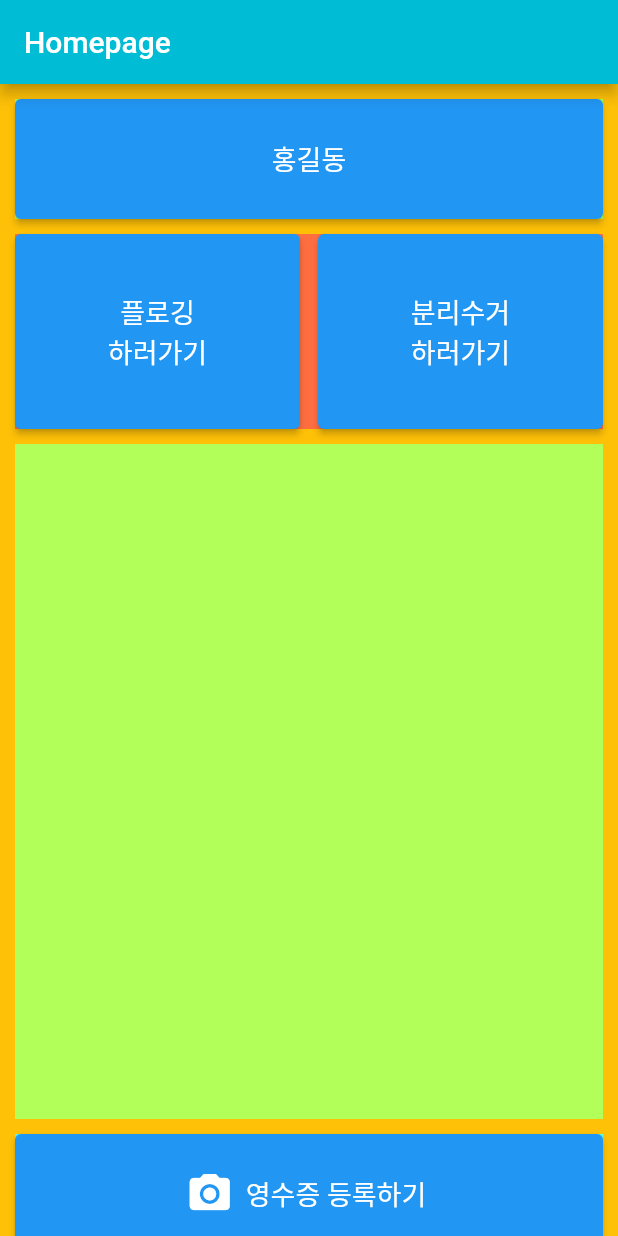
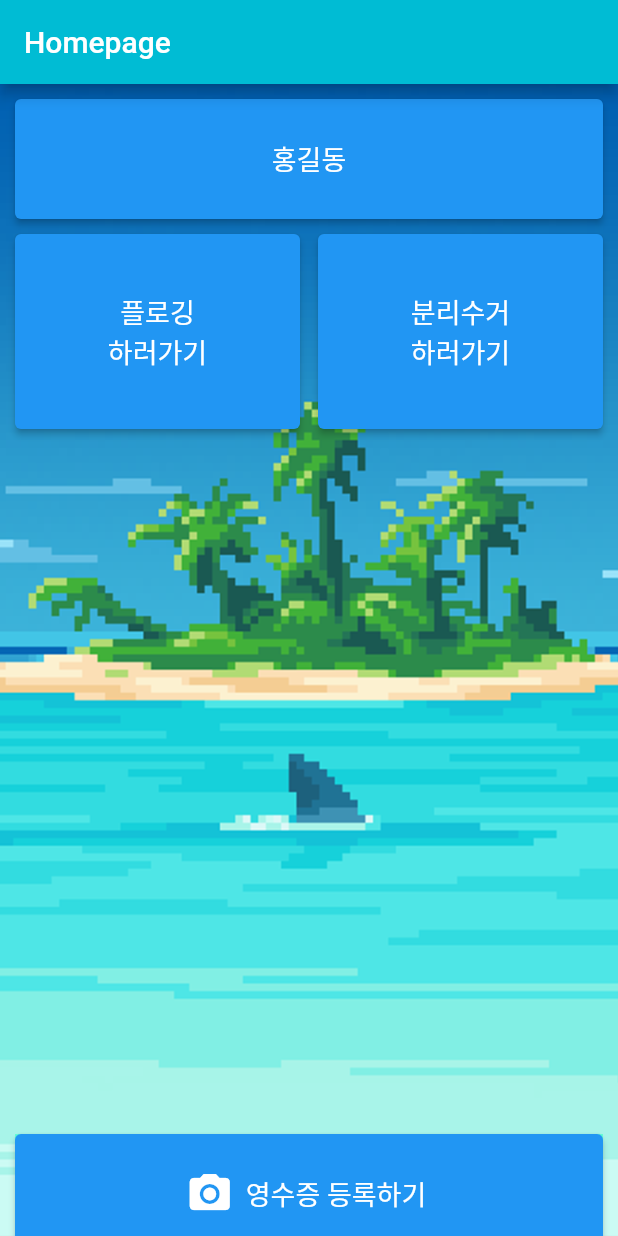
Before and after one commit to nub8p/2022-DisposableApp, a Flutter app: the screen it shows after launch, on a phone screen of 412 x 824 dp. Run offline on Flutter 3.47's test engine with Material 2 defaults, Android fonts, the phone set to English and light mode, and no system bars; our stand-ins replace image_picker.

Commit message:
set wallpaper

```diff
--- a/lib/Screen/homeScreen.dart
+++ b/lib/Screen/homeScreen.dart
@@ -16,7 +16,7 @@ class HomeScreen extends StatelessWidget {
         width: double.infinity,
         height: 80,
         child : Container(
-          color: Colors.lightGreenAccent,
+          //color: Colors.lightGreenAccent,
           child: MyInfoBar(),
         )
     );
@@ -28,7 +28,6 @@ class HomeScreen extends StatelessWidget {
         width: double.infinity,
         height: 140,
         child : Container(
-          color: Colors.deepOrangeAccent,
           margin:EdgeInsets.only(top:10),
           child: Row(
             mainAxisAlignment: MainAxisAlignment.spaceAround, // 가운데 정렬
@@ -49,7 +48,7 @@ class HomeScreen extends StatelessWidget {
         width: double.infinity,
         height: 460,
         child : Container(
-          color: Colors.lightGreenAccent,
+          //color: Colors.lightGreenAccent,
           margin:EdgeInsets.only(top:10),
         )
     );
@@ -72,11 +71,19 @@ class HomeScreen extends StatelessWidget {
   @override
   Widget build(BuildContext context) {
     // TODO: fill home page
-    return Scaffold(
+    return Container(
+      decoration: BoxDecoration(
+        image: DecorationImage(
+          fit: BoxFit.cover,
+          image: AssetImage('assets/images/background1.png'), // 배경 이미지
+        ),
+      ),
+      child: Scaffold(
+          backgroundColor: Colors.transparent,
           appBar: AppBar(backgroundColor: Colors.cyan, title: Text("Homepage"),),
           body: Container(
               padding: EdgeInsets.all(10),
-        color: Colors.amber,
+              color: Colors.transparent,
               child : Center(
                 child: Column(
                   children: [
@@ -88,6 +95,7 @@ class HomeScreen extends StatelessWidget {
                 ),
               )
           )
+      ),
     );
   }
 }
```
Also changed, not shown: pubspec.lock. Lines whose indentation alone changed are shown as unchanged.
